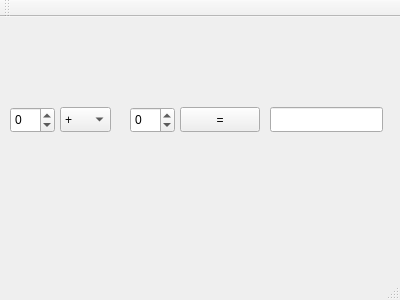
Above: mainwindow.ui from klaudia1017/program1 before the change. Below: the same form after it.
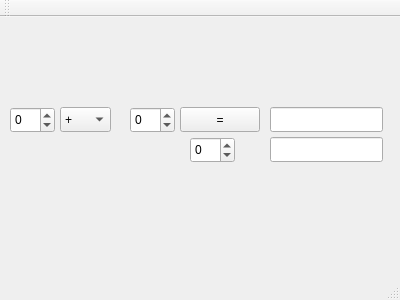
That is the form after the change.

Commit message: Równanie kwadratowe fast

```diff
--- a/mainwindow.ui
+++ b/mainwindow.ui
@@ -98,6 +98,37 @@
       <string>/</string>
      </property>
     </item>
+    <item>
+     <property name="text">
+      <string>rów kwadr</string>
+     </property>
+    </item>
+   </widget>
+   <widget class="QSpinBox" name="spinBox_3">
+    <property name="geometry">
+     <rect>
+      <x>190</x>
+      <y>120</y>
+      <width>45</width>
+      <height>26</height>
+     </rect>
+    </property>
+    <property name="minimum">
+     <number>-99999</number>
+    </property>
+    <property name="maximum">
+     <number>99999</number>
+    </property>
+   </widget>
+   <widget class="QLineEdit" name="textBox1_2">
+    <property name="geometry">
+     <rect>
+      <x>270</x>
+      <y>120</y>
+      <width>113</width>
+      <height>25</height>
+     </rect>
+    </property>
    </widget>
   </widget>
   <widget class="QMenuBar" name="menuBar">
```
The commit also changes 1 other file.
